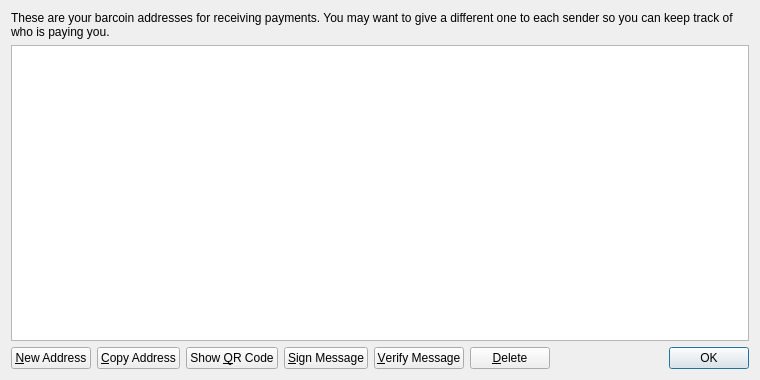
First picture: the form in src/qt/forms/addressbookpage.ui, repository purplecoin/purplecoin, before the edit.
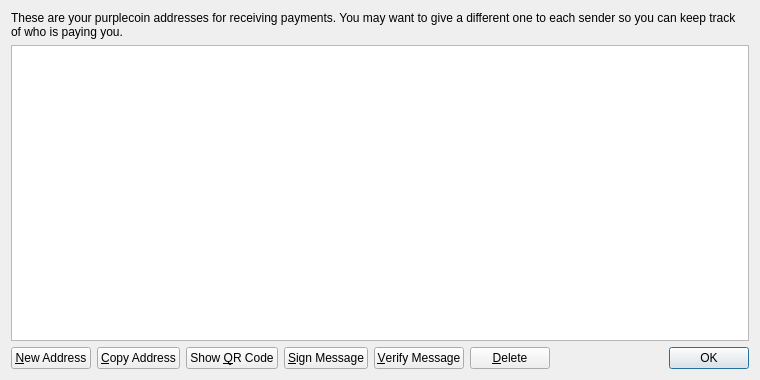
Second picture: the form after the edit. Icons and pictures are not drawn.

The edit to the form file:
```diff
--- a/src/qt/forms/addressbookpage.ui
+++ b/src/qt/forms/addressbookpage.ui
@@ -17,7 +17,7 @@
    <item>
     <widget class="QLabel" name="labelExplanation">
      <property name="text">
-      <string>These are your barcoin addresses for receiving payments. You may want to give a different one to each sender so you can keep track of who is paying you.</string>
+      <string>These are your purplecoin addresses for receiving payments. You may want to give a different one to each sender so you can keep track of who is paying you.</string>
      </property>
      <property name="textFormat">
       <enum>Qt::PlainText</enum>
```
